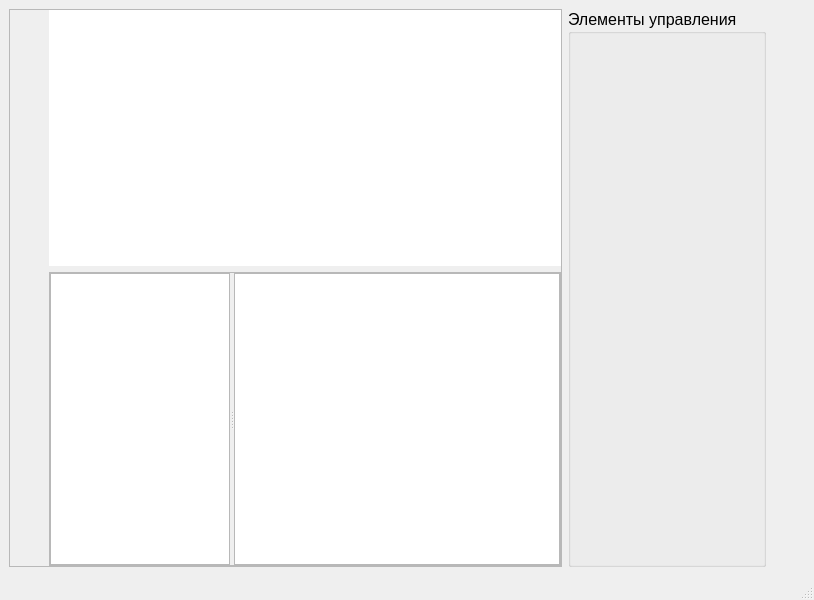
c475x/hmi-ui-designer, file mainform.ui: the form before one commit.
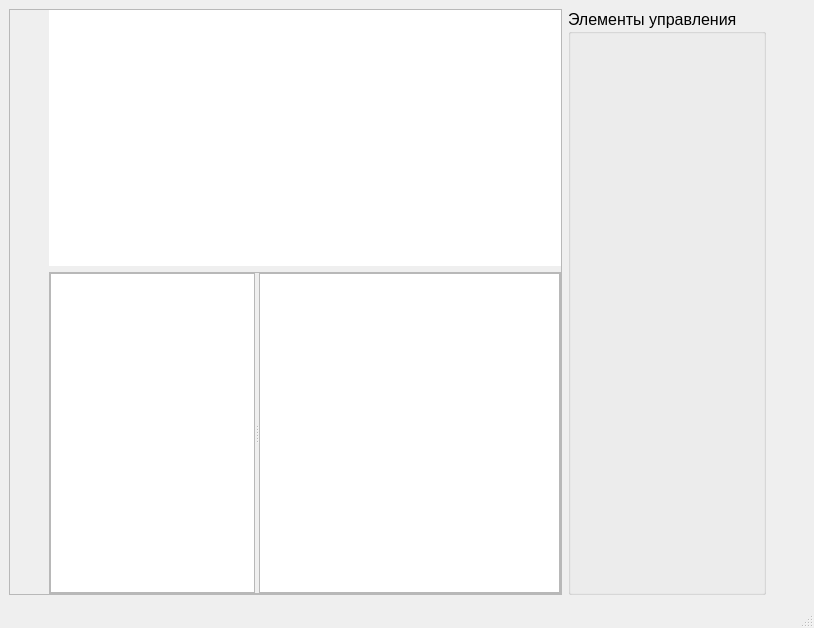
The form after the commit.

```diff
--- a/mainform.ui
+++ b/mainform.ui
@@ -7,7 +7,7 @@
     <x>0</x>
     <y>0</y>
     <width>814</width>
-    <height>600</height>
+    <height>628</height>
    </rect>
   </property>
   <property name="sizePolicy">
@@ -94,7 +94,7 @@
              </property>
              <property name="maximumSize">
               <size>
-               <width>180</width>
+               <width>205</width>
                <height>16777215</height>
               </size>
              </property>
@@ -104,7 +104,13 @@
               </font>
              </property>
             </widget>
-            <widget class="QTableView" name="tableItemProperties"/>
+            <widget class="QTableView" name="tableItemProperties">
+             <property name="font">
+              <font>
+               <pointsize>12</pointsize>
+              </font>
+             </property>
+            </widget>
            </widget>
           </item>
          </layout>
```
